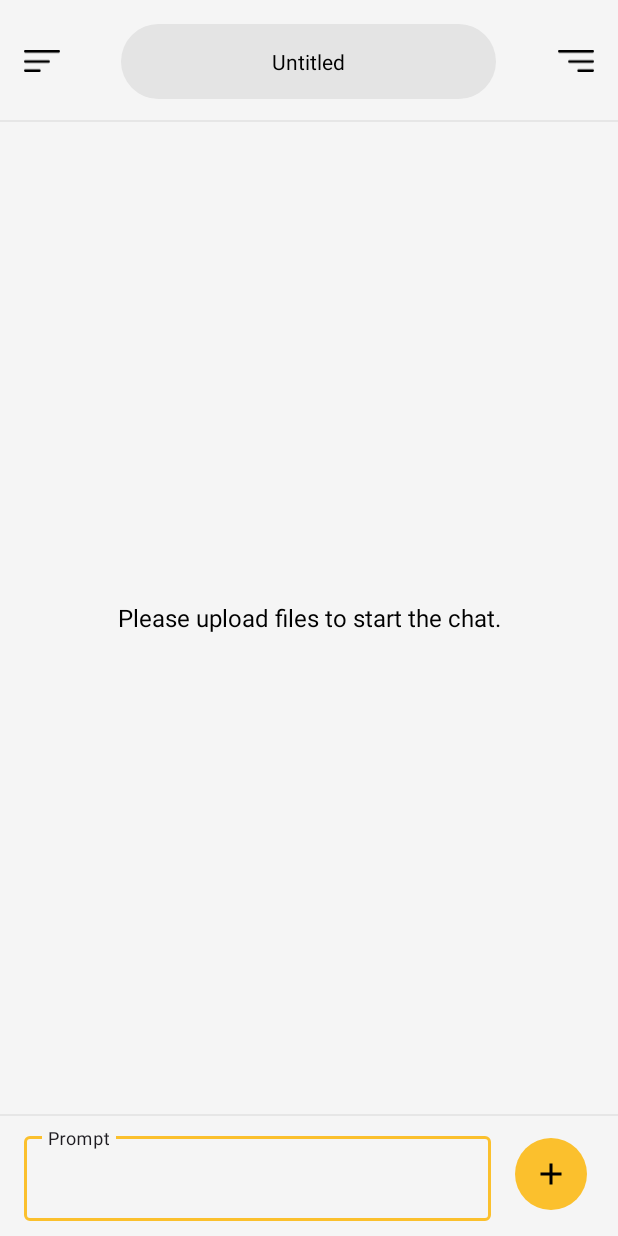
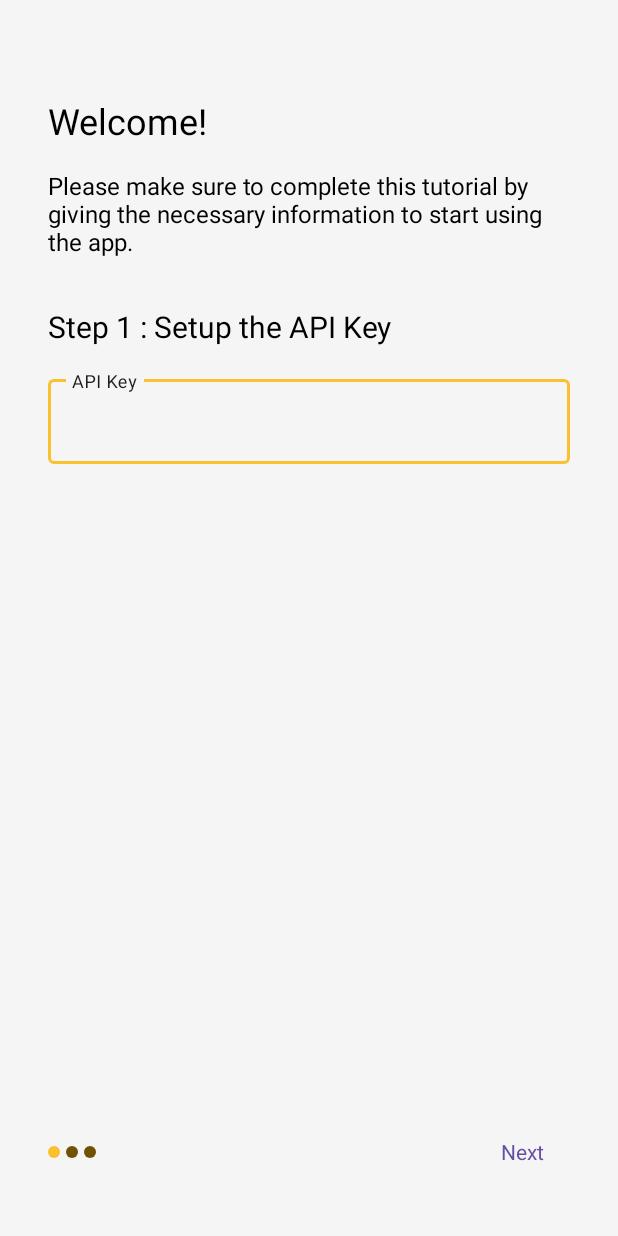
Before and after one commit to ImadSaddik/DoCamp, an Android app: the screen it shows after launch (MainActivity before the commit, WelcomeScreenActivity after it), on a phone screen of 412 x 824 dp. Run offline under Robolectric (Android 15) with nearby library versions, the phone set to English and light mode, and no system bars; libraries missing offline, so code that uses them is left out: com.google.ai.client; Roboto replaces fonts that are not available here.

Commit message:
Added the welcome screen

```diff
--- a/app/src/main/java/com/example/ragapplication/GeminiProHandler.java
+++ b/app/src/main/java/com/example/ragapplication/GeminiProHandler.java
@@ -2,6 +2,7 @@ package com.example.ragapplication;
 
 import android.util.Log;
 
+import com.google.ai.client.generativeai.GenerativeModel;
 import com.google.ai.client.generativeai.java.ChatFutures;
 import com.google.ai.client.generativeai.java.GenerativeModelFutures;
 import com.google.ai.client.generativeai.type.Content;
--- /dev/null
+++ b/app/src/main/java/com/example/ragapplication/WelcomeScreenActivity.java
@@ -0,0 +1,177 @@
+package com.example.ragapplication;
+
+import android.content.Intent;
+import android.content.SharedPreferences;
+import android.os.Bundle;
+import android.util.Log;
+import android.widget.Button;
+import android.widget.LinearLayout;
+import android.widget.RelativeLayout;
+import android.widget.Toast;
+
+import androidx.activity.EdgeToEdge;
+import androidx.appcompat.app.AppCompatActivity;
+import androidx.core.graphics.Insets;
+import androidx.core.view.ViewCompat;
+import androidx.core.view.WindowInsetsCompat;
+
+import com.google.ai.client.generativeai.GenerativeModel;
+import com.google.ai.client.generativeai.java.ChatFutures;
+import com.google.ai.client.generativeai.java.GenerativeModelFutures;
+import com.google.android.material.textfield.TextInputEditText;
+import com.google.android.material.textfield.TextInputLayout;
+
+public class WelcomeScreenActivity extends AppCompatActivity {
+    private Button next1Button, next2Button, previous2Button, previous3Button, confirmButton;
+    private TextInputLayout apiKeyLayout, userNameLayout, modelNameLayout;
+    private TextInputEditText apiKeyEditText, userNameEditText, modelNameEditText;
+    private RelativeLayout page1, page2, page3;
+    private LinearLayout checkingAPIKeyLayout;
+    private SharedPreferences sharedPreferences;
+
+    @Override
+    protected void onCreate(Bundle savedInstanceState) {
+        super.onCreate(savedInstanceState);
+
+        sharedPreferences = getSharedPreferences("Settings", MODE_PRIVATE);
+
+//        SharedPreferences.Editor editor1 = sharedPreferences.edit();
+//        editor1.putBoolean("tutorialDone", false);
+//        editor1.apply();
+
+        if (sharedPreferences.getBoolean("tutorialDone", false)) {
+            startActivity(new Intent(this, MainActivity.class));
+            finish();
+            return;
+        }
+
+        EdgeToEdge.enable(this);
+        setContentView(R.layout.activity_welcome_screen);
+        ViewCompat.setOnApplyWindowInsetsListener(findViewById(R.id.main), (v, insets) -> {
+            Insets systemBars = insets.getInsets(WindowInsetsCompat.Type.systemBars());
+            v.setPadding(systemBars.left, systemBars.top, systemBars.right, systemBars.bottom);
+            return insets;
+        });
+        instantiateViews();
+
+        next1Button.setOnClickListener(v -> {
+            String apiKey = apiKeyEditText.getText().toString();
+            if (apiKey.isEmpty()) {
+                apiKeyLayout.setError("API Key can not be empty");
+                apiKeyLayout.setErrorEnabled(true);
+                return;
+            } else {
+                apiKeyLayout.setErrorEnabled(false);
+                checkAPIKeyValidity(apiKey);
+            }
+        });
+
+        previous2Button.setOnClickListener(v -> {
+            page1.setVisibility(RelativeLayout.VISIBLE);
+            page2.setVisibility(RelativeLayout.GONE);
+        });
+
+        next2Button.setOnClickListener(v -> {
+            String userName = userNameEditText.getText().toString();
+            String modelName = modelNameEditText.getText().toString();
+
+            boolean isUserNameEmpty = userName.isEmpty();
+            boolean isModelNameEmpty = modelName.isEmpty();
+
+            if (isUserNameEmpty) {
+                userNameLayout.setError("Username cannot be empty");
+                userNameLayout.setErrorEnabled(true);
+            } else {
+                userNameLayout.setErrorEnabled(false);
+            }
+
+            if (isModelNameEmpty) {
+                modelNameLayout.setError("Model Name cannot be empty");
+                modelNameLayout.setErrorEnabled(true);
+            } else {
+                modelNameLayout.setErrorEnabled(false);
+            }
+
+            if (!isUserNameEmpty && !isModelNameEmpty) {
+                SharedPreferences.Editor editor = sharedPreferences.edit();
+                editor.putString("userName", userName);
+                editor.putString("modelName", modelName);
+                editor.apply();
+
+                page2.setVisibility(RelativeLayout.GONE);
+                page3.setVisibility(RelativeLayout.VISIBLE);
+            }
+        });
+
+        previous3Button.setOnClickListener(v -> {
+            page2.setVisibility(RelativeLayout.VISIBLE);
+            page3.setVisibility(RelativeLayout.GONE);
+        });
+
+        confirmButton.setOnClickListener(v -> {
+            SharedPreferences.Editor editor = sharedPreferences.edit();
+            editor.putBoolean("tutorialDone", true);
+            editor.apply();
+
+            startActivity(new Intent(this, MainActivity.class));
+            finish();
+        });
+    }
+
+    private void instantiateViews() {
+        next1Button = findViewById(R.id.next1Button);
+        next2Button = findViewById(R.id.next2Button);
+        previous2Button = findViewById(R.id.previous2Button);
+        previous3Button = findViewById(R.id.previous3Button);
+        confirmButton = findViewById(R.id.confirmButtonWelcomeScreen);
+
+        apiKeyLayout = findViewById(R.id.apiKeyLayoutWelcomeScreen);
+        userNameLayout = findViewById(R.id.userNameLayoutWelcomeScreen);
+        modelNameLayout = findViewById(R.id.modelNameLayoutWelcomeScreen);
+
+        apiKeyEditText = findViewById(R.id.apiKeyEditTextWelcomeScreen);
+        userNameEditText = findViewById(R.id.userNameEditTextWelcomeScreen);
+        modelNameEditText = findViewById(R.id.modelNameEditTextWelcomeScreen);
+
+        page1 = findViewById(R.id.page1);
+        page2 = findViewById(R.id.page2);
+        page3 = findViewById(R.id.page3);
+
+        checkingAPIKeyLayout = findViewById(R.id.apiKeyCheckingContainer);
+    }
+
+    private void checkAPIKeyValidity(String apiKey) {
+        checkingAPIKeyLayout.setVisibility(LinearLayout.VISIBLE);
+
+        GenerativeModel gm = new GenerativeModel("gemini-pro", apiKey);
+        GenerativeModelFutures model = GenerativeModelFutures.from(gm);
+        ChatFutures chatModel = model.startChat();
+        String query = "Can you tell me how many days are in one year ?";
+
+        GeminiProHandler.getResponse(chatModel, query, new ResponseCallback() {
+            @Override
+            public void onResponse(String response) {
+                apiKeyLayout.setErrorEnabled(false);
+                page1.setVisibility(RelativeLayout.GONE);
+                page2.setVisibility(RelativeLayout.VISIBLE);
+                checkingAPIKeyLayout.setVisibility(LinearLayout.GONE);
+
+                SharedPreferences.Editor editor = sharedPreferences.edit();
+                editor.putString("apiKey", apiKey);
+                editor.apply();
+
+                Toast.makeText(WelcomeScreenActivity.this, "API Key is valid", Toast.LENGTH_SHORT).show();
+            }
+
+            @Override
+            public void onError(Throwable throwable) {
+                apiKeyLayout.setError("Invalid API Key");
+                apiKeyLayout.setErrorEnabled(true);
+
+                checkingAPIKeyLayout.setVisibility(LinearLayout.GONE);
+
+                Log.d("API_KEY_ERROR", throwable.getMessage());
+            }
+        });
+    }
+}
--- /dev/null
+++ b/app/src/main/res/drawable/page_indicator_dark.xml
@@ -0,0 +1,5 @@
+<?xml version="1.0" encoding="utf-8"?>
+<shape xmlns:android="http://schemas.android.com/apk/res/android">
+    <solid android:color="?attr/pageIndicatorNotSelected"/>
+    <corners android:radius="1000dp"/>
+</shape>
--- /dev/null
+++ b/app/src/main/res/drawable/page_indicator_light.xml
@@ -0,0 +1,5 @@
+<?xml version="1.0" encoding="utf-8"?>
+<shape xmlns:android="http://schemas.android.com/apk/res/android">
+    <solid android:color="?attr/pageIndicatorSelected"/>
+    <corners android:radius="1000dp"/>
+</shape>
--- /dev/null
+++ b/app/src/main/res/layout/activity_welcome_screen.xml
@@ -0,0 +1,326 @@
+<?xml version="1.0" encoding="utf-8"?>
+<androidx.constraintlayout.widget.ConstraintLayout xmlns:android="http://schemas.android.com/apk/res/android"
+    xmlns:app="http://schemas.android.com/apk/res-auto"
+    xmlns:tools="http://schemas.android.com/tools"
+    android:id="@+id/main"
+    android:layout_width="match_parent"
+    android:layout_height="match_parent"
+    android:background="?attr/backgroundColor"
+    tools:context=".WelcomeScreenActivity">
+
+    <TextView
+        android:id="@+id/textView11"
+        android:layout_width="wrap_content"
+        android:layout_height="wrap_content"
+        android:layout_marginStart="32dp"
+        android:layout_marginTop="64dp"
+        android:fontFamily="@font/roboto"
+        android:text="@string/welcome_message"
+        android:textColor="?attr/textPrimaryColor"
+        android:textSize="24sp"
+        app:layout_constraintStart_toStartOf="parent"
+        app:layout_constraintTop_toTopOf="parent" />
+
+    <TextView
+        android:id="@+id/textView12"
+        android:layout_width="0dp"
+        android:layout_height="wrap_content"
+        android:layout_marginTop="16dp"
+        android:fontFamily="@font/roboto"
+        android:paddingEnd="32dp"
+        android:text="@string/setup_description"
+        android:textColor="?attr/textPrimaryColor"
+        android:textSize="16sp"
+        app:layout_constraintEnd_toEndOf="parent"
+        app:layout_constraintStart_toStartOf="@+id/textView11"
+        app:layout_constraintTop_toBottomOf="@+id/textView11" />
+
+    <RelativeLayout
+        android:id="@+id/page1"
+        android:layout_width="0dp"
+        android:layout_height="0dp"
+        android:paddingTop="32dp"
+        android:paddingEnd="32dp"
+        android:paddingBottom="32dp"
+        android:visibility="visible"
+        app:layout_constraintBottom_toBottomOf="parent"
+        app:layout_constraintEnd_toEndOf="parent"
+        app:layout_constraintStart_toStartOf="@+id/textView12"
+        app:layout_constraintTop_toBottomOf="@+id/textView12"
+        tools:visibility="gone">
+
+        <TextView
+            android:id="@+id/textView13"
+            android:layout_width="wrap_content"
+            android:layout_height="wrap_content"
+            android:fontFamily="@font/roboto"
+            android:text="@string/step_1"
+            android:textColor="?attr/textPrimaryColor"
+            android:textSize="20sp" />
+
+        <com.google.android.material.textfield.TextInputLayout
+            android:id="@+id/apiKeyLayoutWelcomeScreen"
+            android:layout_width="match_parent"
+            android:layout_height="wrap_content"
+            android:layout_below="@id/textView13"
+            android:layout_marginTop="16dp"
+            app:endIconMode="clear_text">
+
+            <com.google.android.material.textfield.TextInputEditText
+                android:id="@+id/apiKeyEditTextWelcomeScreen"
+                android:layout_width="match_parent"
+                android:layout_height="wrap_content"
+                android:hint="@string/api_key"
+                android:textColor="?attr/textPrimaryColor" />
+        </com.google.android.material.textfield.TextInputLayout>
+
+        <LinearLayout
+            android:id="@+id/apiKeyCheckingContainer"
+            android:layout_width="match_parent"
+            android:layout_height="wrap_content"
+            android:layout_below="@id/apiKeyLayoutWelcomeScreen"
+            android:layout_marginTop="16dp"
+            android:gravity="center_vertical"
+            android:orientation="horizontal"
+            android:visibility="gone"
+            tools:visibility="visible">
+
+            <com.google.android.material.progressindicator.CircularProgressIndicator
+                android:id="@+id/apiKeyProgressBarWelcomeScreen"
+                android:layout_width="wrap_content"
+                android:layout_height="wrap_content"
+                android:indeterminate="true" />
+
+            <TextView
+                android:id="@+id/apiKeyTextViewCheckingDescription"
+                android:layout_width="wrap_content"
+                android:layout_height="wrap_content"
+                android:layout_marginStart="8dp"
+                android:fontFamily="@font/roboto"
+                android:text="@string/checking_api_key"
+                android:textColor="?attr/textPrimaryColor"
+                android:textSize="16sp" />
+        </LinearLayout>
+
+        <Button
+            android:id="@+id/next1Button"
+            style="?android:attr/buttonBarButtonStyle"
+            android:layout_width="wrap_content"
+            android:layout_height="wrap_content"
+            android:layout_alignParentEnd="true"
+            android:layout_alignParentBottom="true"
+            android:fontFamily="@font/roboto"
+            android:text="@string/next_button" />
+
+        <LinearLayout
+            android:id="@+id/pageIndicatorsLayoutPage1"
+            android:layout_width="wrap_content"
+            android:layout_height="wrap_content"
+            android:layout_alignTop="@id/next1Button"
+            android:layout_alignBottom="@id/next1Button"
+            android:layout_alignParentBottom="false"
+            android:gravity="center_vertical"
+            android:orientation="horizontal">
+
+            <ImageView
+                android:id="@+id/imageView4"
+                android:layout_width="8dp"
+                android:layout_height="8dp"
+                android:layout_marginEnd="4dp"
+                android:src="@drawable/page_indicator_light" />
+
+            <ImageView
+                android:layout_width="8dp"
+                android:layout_height="8dp"
+                android:layout_marginEnd="4dp"
+                android:src="@drawable/page_indicator_dark" />
+
+            <ImageView
+                android:layout_width="8dp"
+                android:layout_height="8dp"
+                android:layout_weight="1"
+                android:src="@drawable/page_indicator_dark" />
+        </LinearLayout>
+
+    </RelativeLayout>
+
+    <RelativeLayout
+        android:id="@+id/page2"
+        android:layout_width="0dp"
+        android:layout_height="0dp"
+        android:paddingTop="32dp"
+        android:paddingEnd="32dp"
+        android:paddingBottom="32dp"
+        android:visibility="gone"
+        app:layout_constraintBottom_toBottomOf="parent"
+        app:layout_constraintEnd_toEndOf="parent"
+        app:layout_constraintStart_toStartOf="@+id/textView12"
+        app:layout_constraintTop_toBottomOf="@+id/textView12"
+        tools:visibility="gone">
+
+        <TextView
+            android:id="@+id/textView20"
+            android:layout_width="wrap_content"
+            android:layout_height="wrap_content"
+            android:fontFamily="@font/roboto"
+            android:text="@string/step_2"
+            android:textColor="?attr/textPrimaryColor"
+            android:textSize="20sp" />
+
+        <com.google.android.material.textfield.TextInputLayout
+            android:id="@+id/userNameLayoutWelcomeScreen"
+            android:layout_width="match_parent"
+            android:layout_height="wrap_content"
+            android:layout_below="@id/textView20"
+            android:layout_marginTop="16dp">
+
+            <com.google.android.material.textfield.TextInputEditText
+                android:id="@+id/userNameEditTextWelcomeScreen"
+                android:layout_width="match_parent"
+                android:layout_height="wrap_content"
+                android:hint="@string/user_name_placeholder"
+                android:textColor="?attr/textPrimaryColor" />
+        </com.google.android.material.textfield.TextInputLayout>
+
+        <com.google.android.material.textfield.TextInputLayout
+            android:id="@+id/modelNameLayoutWelcomeScreen"
+            android:layout_width="match_parent"
+            android:layout_height="wrap_content"
+            android:layout_below="@id/userNameLayoutWelcomeScreen"
+            android:layout_marginTop="8dp">
+
+            <com.google.android.material.textfield.TextInputEditText
+                android:id="@+id/modelNameEditTextWelcomeScreen"
+                android:layout_width="match_parent"
+                android:layout_height="wrap_content"
+                android:hint="@string/model_name_placeholder"
+                android:textColor="?attr/textPrimaryColor" />
+        </com.google.android.material.textfield.TextInputLayout>
+
+        <Button
+            android:id="@+id/next2Button"
+            style="?android:attr/buttonBarButtonStyle"
+            android:layout_width="wrap_content"
+            android:layout_height="wrap_content"
+            android:layout_alignParentEnd="true"
+            android:layout_alignParentBottom="true"
+            android:fontFamily="@font/roboto"
+            android:text="@string/next_button" />
+
+        <Button
+            android:id="@+id/previous2Button"
+            style="?android:attr/buttonBarButtonStyle"
+            android:layout_width="wrap_content"
+            android:layout_height="wrap_content"
+            android:layout_alignParentBottom="true"
+            android:layout_toStartOf="@id/next2Button"
+            android:fontFamily="@font/roboto"
+            android:text="@string/previous_button" />
+
+        <LinearLayout
+            android:id="@+id/pageIndicatorsLayoutPage2"
+            android:layout_width="wrap_content"
+            android:layout_height="wrap_content"
+            android:layout_alignTop="@id/previous2Button"
+            android:layout_alignBottom="@id/previous2Button"
+            android:layout_alignParentBottom="false"
+            android:gravity="center_vertical"
+            android:orientation="horizontal">
+
+            <ImageView
+                android:id="@+id/imageView4"
+                android:layout_width="8dp"
+                android:layout_height="8dp"
+                android:layout_marginEnd="4dp"
+                android:src="@drawable/page_indicator_dark" />
+
+            <ImageView
+                android:layout_width="8dp"
+                android:layout_height="8dp"
+                android:layout_marginEnd="4dp"
+                android:src="@drawable/page_indicator_light" />
+
+            <ImageView
+                android:layout_width="8dp"
+                android:layout_height="8dp"
+                android:layout_weight="1"
+                android:src="@drawable/page_indicator_dark" />
+        </LinearLayout>
+
+    </RelativeLayout>
+
+    <RelativeLayout
+        android:id="@+id/page3"
+        android:layout_width="0dp"
+        android:layout_height="0dp"
+        android:paddingTop="32dp"
+        android:paddingEnd="32dp"
+        android:paddingBottom="32dp"
+        android:visibility="gone"
+        app:layout_constraintBottom_toBottomOf="parent"
+        app:layout_constraintEnd_toEndOf="parent"
+        app:layout_constraintStart_toStartOf="@+id/textView12"
+        app:layout_constraintTop_toBottomOf="@+id/textView12"
+        tools:visibility="visible">
+
+        <TextView
+            android:id="@+id/textView21"
+            android:layout_width="wrap_content"
+            android:layout_height="wrap_content"
+            android:fontFamily="@font/roboto"
+            android:text="@string/congratulations"
+            android:textColor="?attr/textPrimaryColor"
+            android:textSize="20sp" />
+
+        <Button
+            android:id="@+id/confirmButtonWelcomeScreen"
+            style="?android:attr/buttonBarButtonStyle"
+            android:layout_width="wrap_content"
+            android:layout_height="wrap_content"
+            android:layout_alignParentEnd="true"
+            android:layout_alignParentBottom="true"
+            android:fontFamily="@font/roboto"
+            android:text="@string/confirm_button" />
+
+        <Button
+            android:id="@+id/previous3Button"
+            style="?android:attr/buttonBarButtonStyle"
+            android:layout_width="wrap_content"
+            android:layout_height="wrap_content"
+            android:layout_alignParentBottom="true"
+            android:layout_toStartOf="@id/confirmButtonWelcomeScreen"
+            android:fontFamily="@font/roboto"
+            android:text="@string/previous_button" />
+
+        <LinearLayout
+            android:id="@+id/pageIndicatorsLayoutPage3"
+            android:layout_width="wrap_content"
+            android:layout_height="wrap_content"
+            android:layout_alignTop="@id/confirmButtonWelcomeScreen"
+            android:layout_alignBottom="@id/confirmButtonWelcomeScreen"
+            android:layout_alignParentBottom="false"
+            android:gravity="center_vertical"
+            android:orientation="horizontal">
+
+            <ImageView
+                android:layout_width="8dp"
+                android:layout_height="8dp"
+                android:layout_marginEnd="4dp"
+                android:src="@drawable/page_indicator_dark" />
+
+            <ImageView
+                android:layout_width="8dp"
+                android:layout_height="8dp"
+                android:layout_marginEnd="4dp"
+                android:src="@drawable/page_indicator_dark" />
+
+            <ImageView
+                android:layout_width="8dp"
+                android:layout_height="8dp"
+                android:layout_weight="1"
+                android:src="@drawable/page_indicator_light" />
+        </LinearLayout>
+
+    </RelativeLayout>
+
+</androidx.constraintlayout.widget.ConstraintLayout>
--- a/app/src/main/res/values-night/themes.xml
+++ b/app/src/main/res/values-night/themes.xml
@@ -13,6 +13,9 @@
         <item name="materialComponentColor">@color/yellow_500</item>
 
         <item name="borderColor">@color/light_border_color</item>
+
+        <item name="pageIndicatorSelected">@color/yellow_500</item>
+        <item name="pageIndicatorNotSelected">@color/dark_yellow</item>
 
         <item name="materialButtonStyle">@style/Widget.App.Button</item>
         <item name="circularProgressIndicatorStyle">@style/Widget.App.CircularProgressIndicator</item>
--- a/app/src/main/res/values/attrs.xml
+++ b/app/src/main/res/values/attrs.xml
@@ -12,4 +12,7 @@
     <attr name="borderColor" format="color" />
 
     <attr name="materialComponentColor" format="color" />
+
+    <attr name="pageIndicatorSelected" format="color" />
+    <attr name="pageIndicatorNotSelected" format="color" />
 </resources>
--- a/app/src/main/res/values/colors.xml
+++ b/app/src/main/res/values/colors.xml
@@ -17,6 +17,9 @@
     <color name="yellow_300">#FFF176</color>
     <color name="yellow_100">#FFF9C4</color>
 
+    <color name="dark_yellow">#725100</color>
+    <color name="light_yellow">#FBC02D</color>
+
     <color name="transparent">#00000000</color>
 
     <color name="pale_grey_light">#FFE4E4E4</color>
--- a/app/src/main/res/values/strings.xml
+++ b/app/src/main/res/values/strings.xml
@@ -22,7 +22,7 @@
     <string name="actions">Actions</string>
     <string name="settings">Settings</string>
     <string name="api_key">API Key</string>
-    <string name="user_name_placeholder">User name</string>
+    <string name="user_name_placeholder">Username</string>
     <string name="model_name_placeholder">Model name</string>
     <string name="chunk_size_placeholder">Chunk size</string>
     <string name="overlap_size_placeholder">Overlap size</string>
@@ -56,5 +56,14 @@
     <string name="backup_database">Backup database</string>
     <string name="restore_database">Restore database</string>
     <string name="reset_database">Reset database</string>
+    <string name="welcome_message">Welcome!</string>
+    <string name="setup_description">Please make sure to complete this tutorial by giving the necessary information to start using the app.</string>
+    <string name="step_1">Step 1 : Setup the API Key</string>
+    <string name="next_button">Next</string>
+    <string name="previous_button">Previous</string>
+    <string name="finish_button">Finish</string>
+    <string name="checking_api_key">Checking the API Key …</string>
+    <string name="step_2">Step 2 : Setup the User and Model Information</string>
+    <string name="congratulations">Congratulations! You are now ready to start using the application.</string>
 
 </resources>
--- a/app/src/main/res/values/themes.xml
+++ b/app/src/main/res/values/themes.xml
@@ -13,6 +13,9 @@
         <item name="borderColor">@color/dark_border_color</item>
 
         <item name="materialComponentColor">@color/yellow_700</item>
+
+        <item name="pageIndicatorSelected">@color/yellow_700</item>
+        <item name="pageIndicatorNotSelected">@color/dark_yellow</item>
 
         <item name="materialButtonStyle">@style/Widget.App.Button</item>
         <item name="circularProgressIndicatorStyle">@style/Widget.App.CircularProgressIndicator</item>
```
Also changed, not shown: app/src/main/AndroidManifest.xml (+11 -7 lines).
